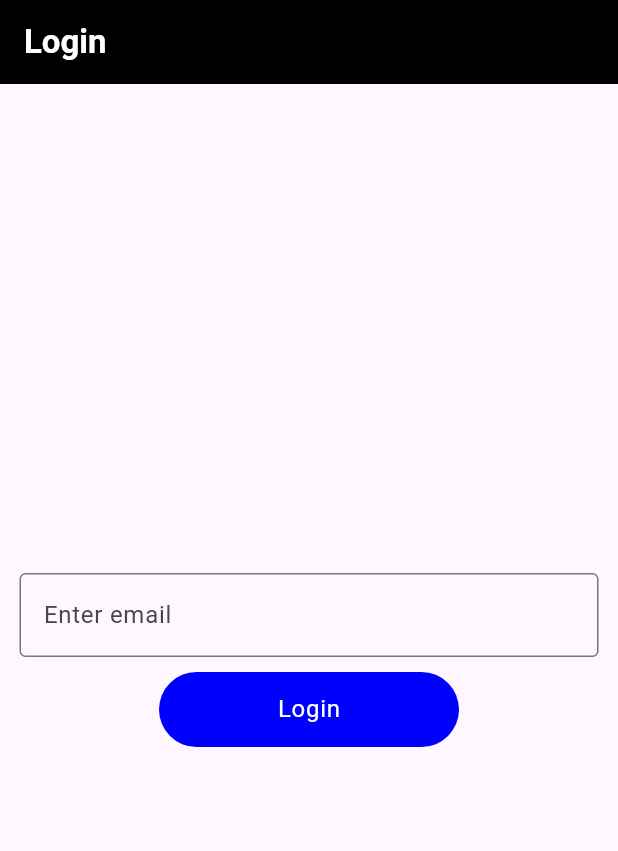
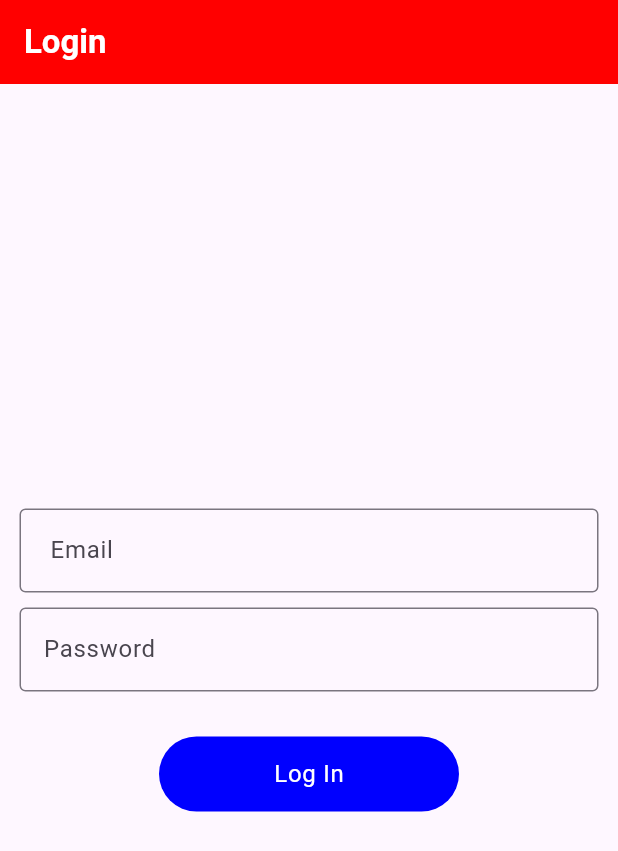
Before and after one commit to saliq03/MVVM-MVC-Artitecture-Practice, a Flutter app: the screen it shows after launch, on a phone screen of 412 x 824 dp. Shown: the top 851 px of the screen. Run offline on Flutter 3.47's test engine with Material 3 defaults, Android fonts, the light colour scheme and no system bars; our stand-ins replace fluttertoast, get.

Commit message:
login view

```diff
--- a/lib/res/getx_localization/languages.dart
+++ b/lib/res/getx_localization/languages.dart
@@ -4,7 +4,11 @@ class Languages extends Translations{
   @override
   Map<String, Map<String, String>> get keys => {
     'en_US':{
-      'email hint': 'Enter email',
+      'email hint': ' Email',
+      'password hint': 'Password',
+      'login':'Log In',
+      'enter email':'enter email',
+      'enter password':'enter password',
       'internet exception': 'We are unable to connect to internet \n Please try again later',
       'general exception' :'We are unable to process right now \n Please try again later'
     },
--- a/lib/utils/utils.dart
+++ b/lib/utils/utils.dart
@@ -6,7 +6,7 @@ import 'package:get/get.dart';
 class Utils {
   static void fieldFocusChange(BuildContext context,FocusNode current,FocusNode next){
     current.unfocus();
-    Focus.of(context).requestFocus(next);
+    FocusScope.of(context).requestFocus(next);
   }
   static toastMessage(String message){
     Fluttertoast.showToast(msg: message,
--- a/lib/view/login/login_view.dart
+++ b/lib/view/login/login_view.dart
@@ -2,6 +2,8 @@ import 'package:flutter/material.dart';
 import 'package:get/get.dart';
 import 'package:mvvm_artitecture/res/colors/app_colors.dart';
 import 'package:mvvm_artitecture/res/components/round_button.dart';
+import 'package:mvvm_artitecture/utils/utils.dart';
+import 'package:mvvm_artitecture/view_models/controller/login_controller.dart';
 
 class LoginView extends StatefulWidget {
   const LoginView({super.key});
@@ -11,33 +13,63 @@ class LoginView extends StatefulWidget {
 }
 
 class _LoginViewState extends State<LoginView> {
+  final loginController=Get.put(LoginController());
+  final _formKey= GlobalKey<FormState>();
   @override
   Widget build(BuildContext context) {
     return Scaffold(
       appBar: AppBar(
         automaticallyImplyLeading: false,
         title: Text("Login",style: TextStyle(color: AppColors.white,fontWeight: FontWeight.bold),),
-        backgroundColor: AppColors.black,
+        backgroundColor: AppColors.red,
       ),
       body: Padding(
         padding: const EdgeInsets.symmetric(horizontal: 13),
+        child: Form(
+          key: _formKey,
           child: Column(
             mainAxisAlignment: MainAxisAlignment.center,
              children: [
                TextFormField(
+                 controller: loginController.emailController.value,
+                 focusNode: loginController.emailFocusNode.value,
+                 validator: (value){
+                   if(value!.isEmpty){
+                     return 'enter email'.tr;
+                   }},
+                 onFieldSubmitted: (value){
+                   Utils.fieldFocusChange(context, loginController.emailFocusNode.value, loginController.passwordFocusNode.value);
+                 },
                  decoration: InputDecoration(
                    hintText: 'email hint'.tr,
                    border: OutlineInputBorder()
                  ),
                ),
               SizedBox(height: 10,),
-             RoundButton(title: "Login", onPress: (){
+               TextFormField(
+                 controller: loginController.passwordController.value,
+                 focusNode: loginController.passwordFocusNode.value,
+                 validator: (value){
+                   if(value!.isEmpty){
+                     return 'enter password'.tr;
+                   }},
 
+                 decoration: InputDecoration(
+                     hintText: 'password hint'.tr,
+                     border: OutlineInputBorder()
+                 ),
+               ),
+              const SizedBox(height: 30,),
+               RoundButton(title: "login".tr, onPress: (){
+                if(_formKey.currentState!.validate()){
+
+                }
                },
                width: 200,)
              ],
           ),
         ),
+      ),
     );
   }
 }
--- /dev/null
+++ b/lib/view_models/controller/login_controller.dart
@@ -0,0 +1,10 @@
+import 'package:flutter/cupertino.dart';
+import 'package:get/get.dart';
+
+class LoginController extends GetxController{
+  final emailController=TextEditingController().obs;
+  final passwordController=TextEditingController().obs;
+
+  final emailFocusNode= FocusNode().obs;
+  final passwordFocusNode=FocusNode().obs;
+}
--- a/lib/view_models/serrvices/splash_services.dart
+++ b/lib/view_models/serrvices/splash_services.dart
@@ -4,9 +4,10 @@ import 'package:mvvm_artitecture/res/routes/routes_name.dart';
 
 class SplashServices{
   isLoggedIn(){
-    Timer(Duration(seconds: 2),
+    Timer(Duration(seconds: 3),
         (){
-      Get.toNamed(RoutesName.loginView);
+      // Get.toNamed(RoutesName.loginView);
+      Get.offNamed(RoutesName.loginView);
         });
   }
 }
```
Lines whose indentation alone changed are shown as unchanged.
